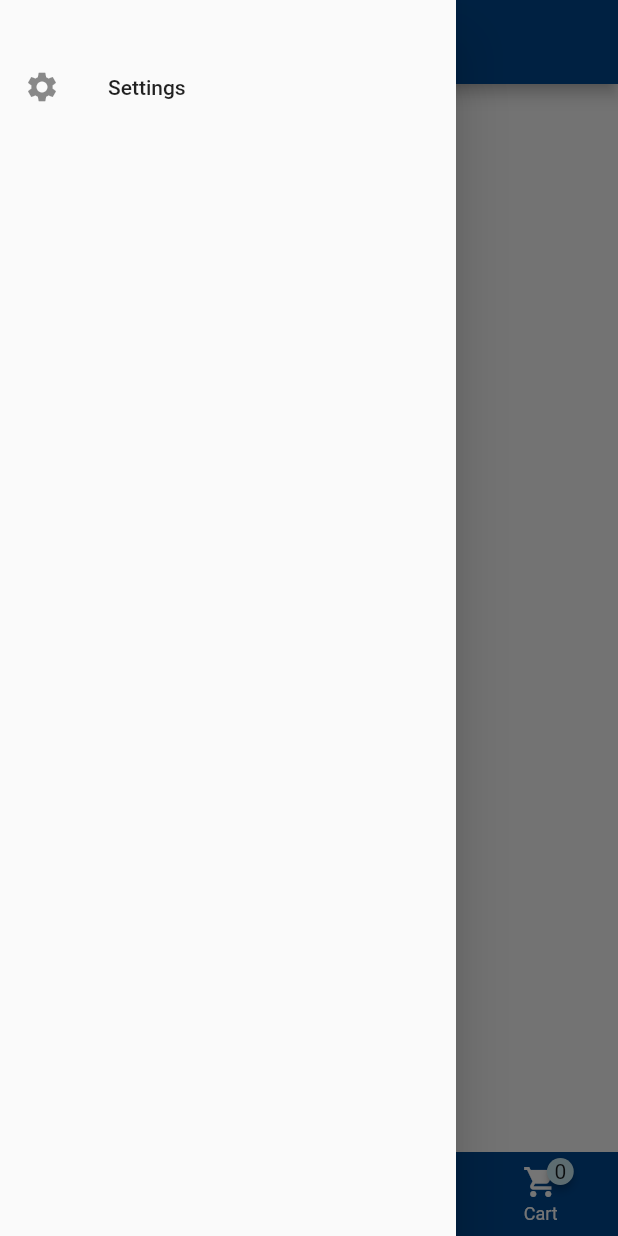
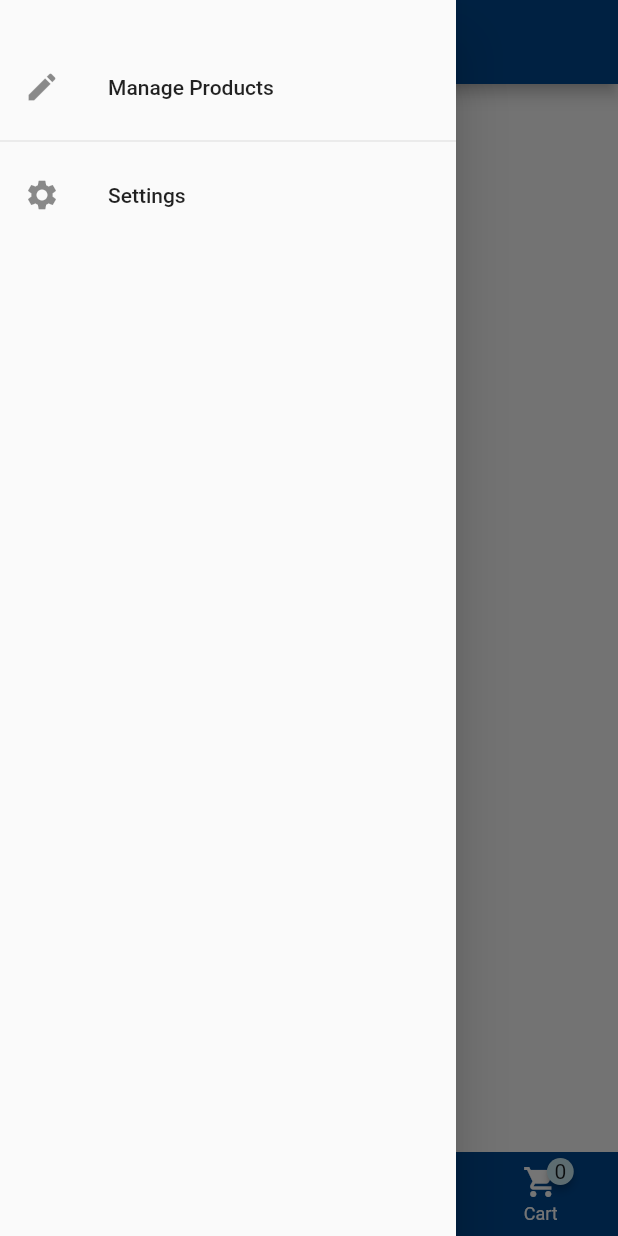
Before and after one commit to bassel27/Store-App, a Flutter app: the screen it shows after launch, item 2 of the bottom bar chosen, with the side drawer open, on a phone screen of 412 x 824 dp. Run offline on Flutter 3.47's test engine with Material 2 defaults, Android fonts, the light colour scheme and no system bars; drawn by our look-alikes of badges; network calls fail.

Commit message:
added manage products screen

```diff
--- a/lib/main.dart
+++ b/lib/main.dart
@@ -6,9 +6,11 @@ import 'package:store_app/providers/theme_notifier.dart';
 import 'package:store_app/screens/bottom_nav_bar_screen.dart';
 import 'package:store_app/screens/orders_screen.dart';
 import 'package:store_app/screens/product_detail_screen.dart';
+import 'package:store_app/screens/products_manager_screen.dart';
+import 'package:store_app/screens/settings_screen.dart';
 
+import 'models/my_theme.dart';
 import 'providers/products_notifier.dart';
-import 'models/my_theme.dart';
 
 void main() {
   runApp(MyApp());
@@ -41,6 +43,8 @@ class MyApp extends StatelessWidget {
           routes: {
             ProductDetailScreen.route: (ctx) => ProductDetailScreen(),
             OrdersScreen.route: (ctx) => const OrdersScreen(),
+            ProductsManagerScreen.route: (ctx) => const ProductsManagerScreen(),
+            SettingsScreen.route: (ctx) =>  SettingsScreen(),
           },
           title: 'Flutter Demo',
           home: child),
--- a/lib/providers/products_notifier.dart
+++ b/lib/providers/products_notifier.dart
@@ -7,7 +7,7 @@ import 'package:flutter/material.dart';
 import '../models/product.dart';
 
 class ProductsNotifier with ChangeNotifier {
-  final List<Product> _productsList = [
+  final List<Product> _products = [
     Product(
       id: 'p1',
       name: 'Zyrtec',
@@ -41,11 +41,11 @@ class ProductsNotifier with ChangeNotifier {
   ];
 
   List<Product> get products {
-    return [..._productsList];
+    return [..._products];
   }
 
   List<Product> get favoriteProducts {
-    return [..._productsList].where((product) => product.isFavorite).toList();
+    return [..._products].where((product) => product.isFavorite).toList();
   }
 
   // Returns a copy so that the only way to add a
@@ -53,7 +53,7 @@ class ProductsNotifier with ChangeNotifier {
   // If you added to the returned original list, notifyListeners won't be called.
 
   void addProduct(Product newProduct) {
-    _productsList.add(newProduct);
+    _products.add(newProduct);
     notifyListeners();
   }
 }
--- a/lib/screens/bottom_nav_bar_screen.dart
+++ b/lib/screens/bottom_nav_bar_screen.dart
@@ -8,7 +8,7 @@ import 'package:store_app/screens/products_grid_screen.dart';
 
 import '../widgets/my_drawer.dart';
 import 'account_screen.dart';
-
+//TODO: replace with persistent nav bar
 class BottomNavBarScreen extends StatefulWidget {
   const BottomNavBarScreen({super.key});
 
--- a/lib/widgets/my_drawer.dart
+++ b/lib/widgets/my_drawer.dart
@@ -1,4 +1,5 @@
 import 'package:flutter/material.dart';
+import 'package:store_app/screens/products_manager_screen.dart';
 
 import '../screens/settings_screen.dart';
 
@@ -8,18 +9,25 @@ class MyDrawer extends StatelessWidget {
   @override
   Widget build(BuildContext context) {
     return Drawer(
-
         child: Column(
       children: [
         const SizedBox(height: 30),
         ListTile(
+          leading: const Icon(Icons.edit),
+          title: const Text("Manage Products"),
+          onTap: () {
+            Navigator.of(context)
+                .pushReplacementNamed(ProductsManagerScreen.route);
+          },
+        ),
+        const Divider(),
+        ListTile(
           leading: const Icon(Icons.settings),
           title: const Text("Settings"),
           onTap: () {
-            Navigator.of(context).push(
-                MaterialPageRoute(builder: (context) => SettingsScreen()));
+            Navigator.of(context).pushReplacementNamed(SettingsScreen.route);
           },
-        )
+        ),
       ],
     ));
   }
```
Also changed, not shown: lib/screens/products_manager_screen.dart (added, +59 -0 lines), lib/screens/settings_screen.dart (+6 -1 lines), lib/widgets/text_aligned_left.dart (added, +17 -0 lines).
